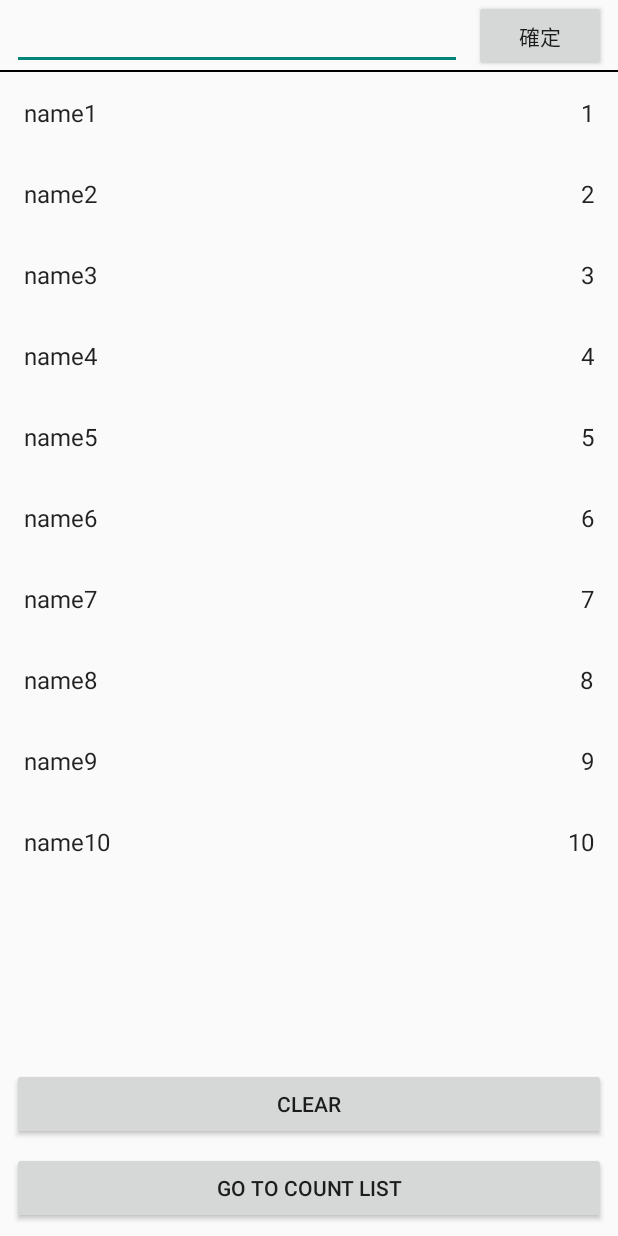
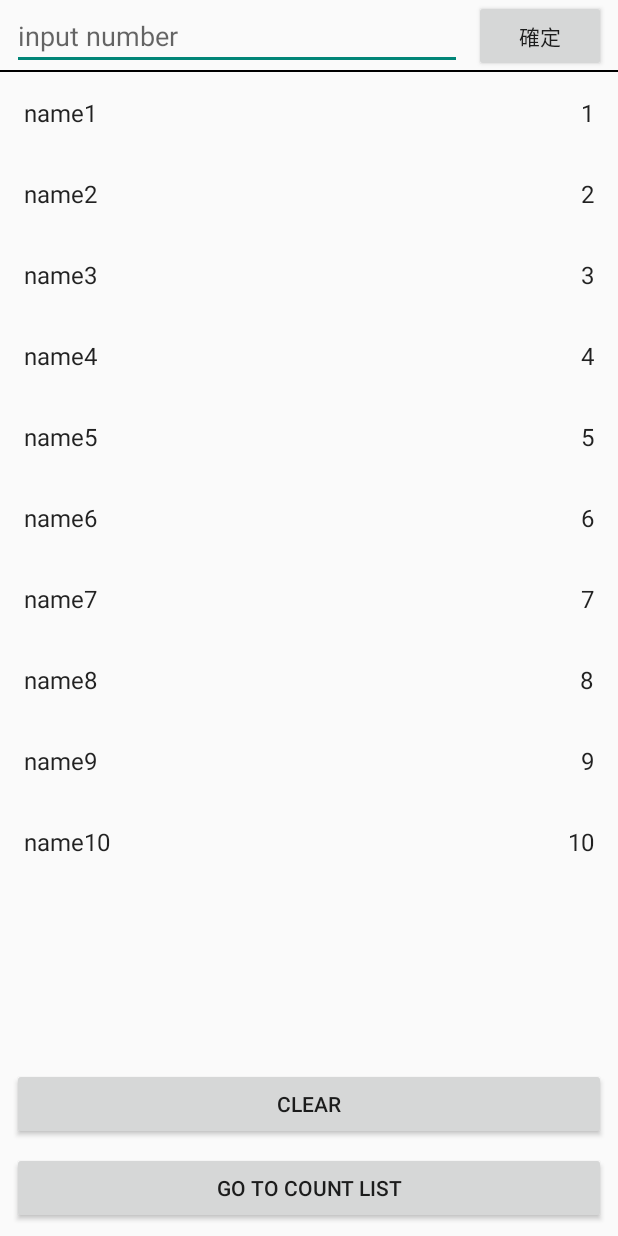
Before and after one commit to youthk1121/kt_viewmodel, an Android app: the screen it shows after launch (MainActivity), on a phone screen of 412 x 824 dp. Run offline under Robolectric (Android 15) with nearby library versions, the phone set to English and light mode, and no system bars.

Commit message:
put hint into edittext

```diff
--- a/app/src/main/res/layout/fragment_main.xml
+++ b/app/src/main/res/layout/fragment_main.xml
@@ -15,6 +15,7 @@
         app:layout_constraintRight_toLeftOf="@id/button"
         app:layout_constraintBottom_toBottomOf="@id/border_line"
         android:autofillHints="none"
+        android:hint="@string/input_number"
         android:inputType="number" />
 
     <Button
--- a/app/src/main/res/values/strings.xml
+++ b/app/src/main/res/values/strings.xml
@@ -7,4 +7,5 @@
     <string name="minus">-</string>
     <string name="go_to_count_list">Go to Count List</string>
     <string name="clear">clear</string>
+    <string name="input_number">input number</string>
 </resources>
```
